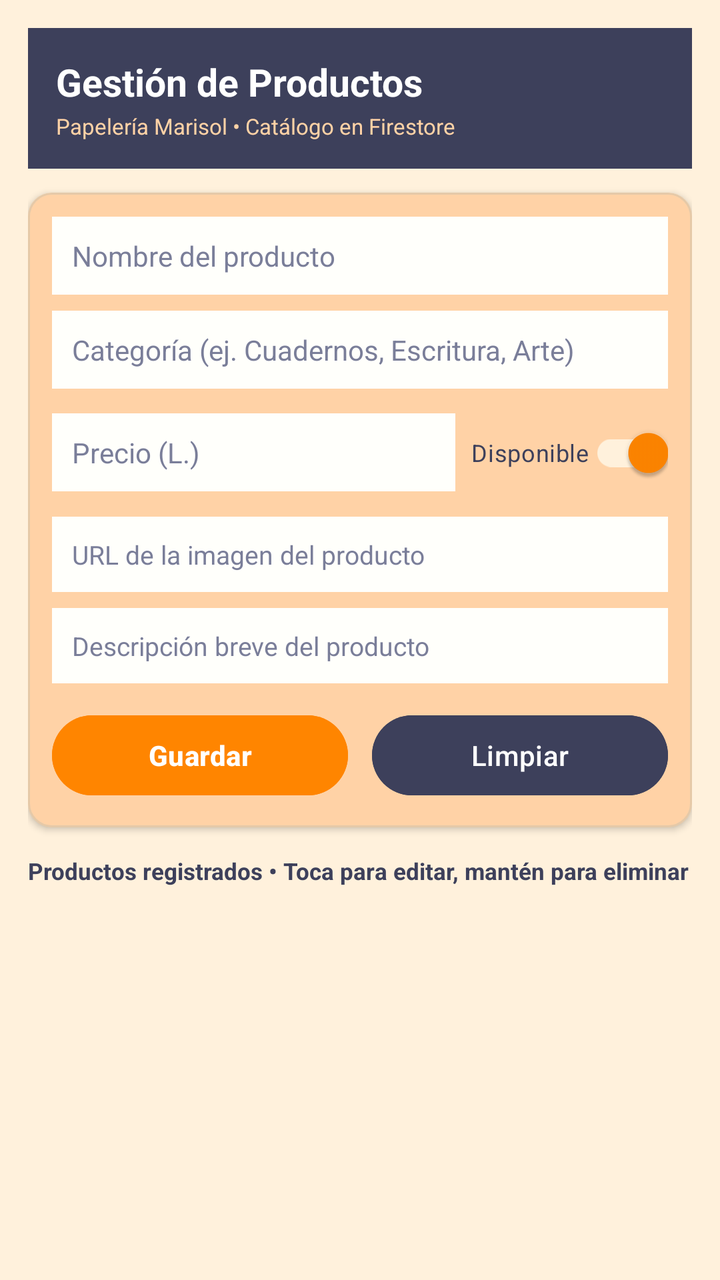
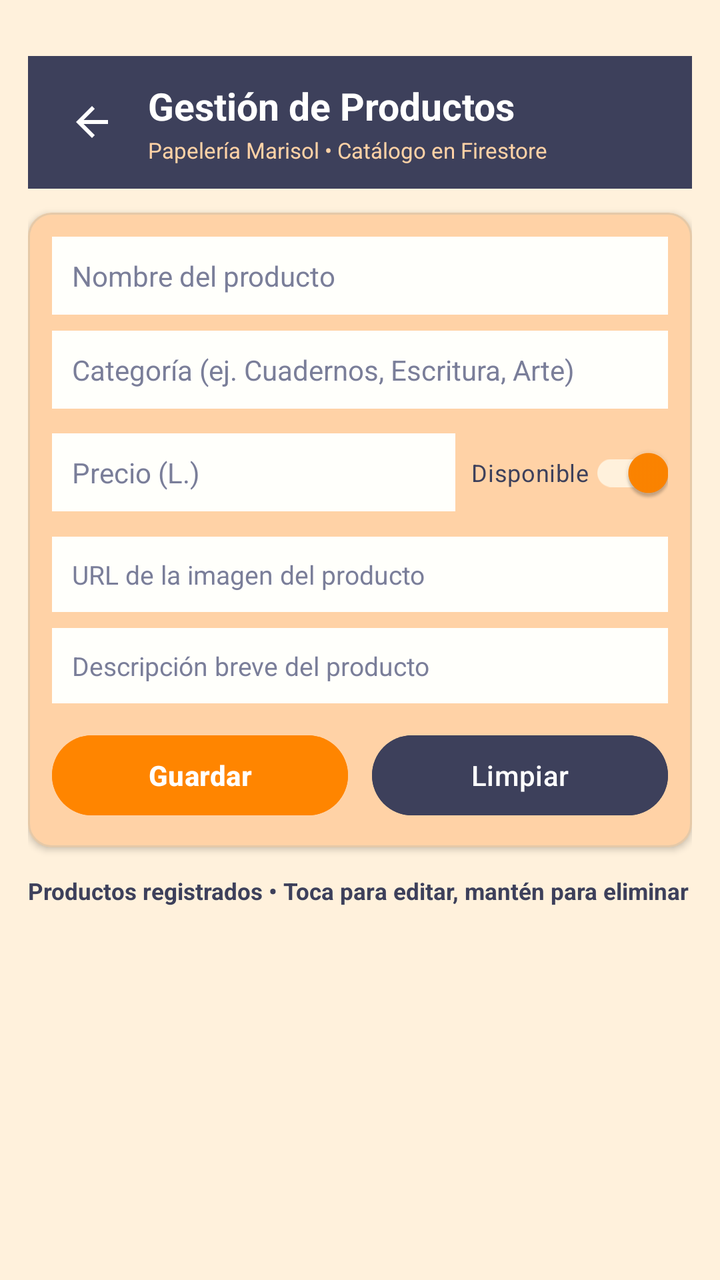

Before-and-after screenshots of an Android layout around one commit, followed by the original layout XML and the change that was made.
<!-- AndroidManifest.xml: application theme Theme.MarisolApp -->
<!-- res/layout/activity_gestion_productos.xml -->
<?xml version="1.0" encoding="utf-8"?>
<ScrollView xmlns:android="http://schemas.android.com/apk/res/android"
    xmlns:app="http://schemas.android.com/apk/res-auto"
    android:layout_width="match_parent"
    android:layout_height="match_parent"
    android:background="@color/marisol_cream"
    android:fillViewport="true">

    <LinearLayout
        android:layout_width="match_parent"
        android:layout_height="wrap_content"
        android:orientation="vertical"
        android:padding="14dp">

        
        <LinearLayout
            android:layout_width="match_parent"
            android:layout_height="wrap_content"
            android:background="@color/marisol_navy"
            android:orientation="vertical"
            android:padding="14dp">

            <TextView
                android:layout_width="wrap_content"
                android:layout_height="wrap_content"
                android:text="Gestión de Productos"
                android:textColor="@color/marisol_white"
                android:textSize="19sp"
                android:textStyle="bold" />

            <TextView
                android:layout_width="wrap_content"
                android:layout_height="wrap_content"
                android:layout_marginTop="2dp"
                android:text="Papelería Marisol • Catálogo en Firestore"
                android:textColor="@color/marisol_peach"
                android:textSize="11sp" />
        </LinearLayout>

        
        <com.google.android.material.card.MaterialCardView
            android:layout_width="match_parent"
            android:layout_height="wrap_content"
            android:layout_marginTop="12dp"
            app:cardBackgroundColor="@color/marisol_peach"
            app:cardCornerRadius="12dp"
            app:cardElevation="2dp"
            app:strokeColor="@color/marisol_border"
            app:strokeWidth="1dp">

            <LinearLayout
                android:layout_width="match_parent"
                android:layout_height="wrap_content"
                android:orientation="vertical"
                android:padding="12dp">

                <EditText
                    android:id="@+id/etNombreProducto"
                    android:layout_width="match_parent"
                    android:layout_height="wrap_content"
                    android:background="@color/marisol_bg_light"
                    android:hint="Nombre del producto"
                    android:inputType="textCapWords"
                    android:padding="10dp"
                    android:textColor="@color/marisol_navy"
                    android:textColorHint="#7A7E99"
                    android:textSize="14sp" />

                <EditText
                    android:id="@+id/etCategoriaProducto"
                    android:layout_width="match_parent"
                    android:layout_height="wrap_content"
                    android:layout_marginTop="8dp"
                    android:background="@color/marisol_bg_light"
                    android:hint="Categoría (ej. Cuadernos, Escritura, Arte)"
                    android:inputType="textCapWords"
                    android:padding="10dp"
                    android:textColor="@color/marisol_navy"
                    android:textColorHint="#7A7E99"
                    android:textSize="14sp" />

                <LinearLayout
                    android:layout_width="match_parent"
                    android:layout_height="wrap_content"
                    android:layout_marginTop="8dp"
                    android:gravity="center_vertical"
                    android:orientation="horizontal">

                    <EditText
                        android:id="@+id/etPrecioProducto"
                        android:layout_width="0dp"
                        android:layout_height="wrap_content"
                        android:layout_marginEnd="8dp"
                        android:layout_weight="1"
                        android:background="@color/marisol_bg_light"
                        android:hint="Precio (L.)"
                        android:inputType="numberDecimal"
                        android:padding="10dp"
                        android:textColor="@color/marisol_navy"
                        android:textColorHint="#7A7E99"
                        android:textSize="14sp" />

                    <com.google.android.material.switchmaterial.SwitchMaterial
                        android:id="@+id/swDisponible"
                        android:layout_width="wrap_content"
                        android:layout_height="wrap_content"
                        android:checked="true"
                        android:text="Disponible"
                        android:textColor="@color/marisol_navy"
                        android:textSize="12sp"
                        app:thumbTint="@color/marisol_orange"
                        app:trackTint="@color/marisol_cream" />
                </LinearLayout>

                <EditText
                    android:id="@+id/etImagenUrl"
                    android:layout_width="match_parent"
                    android:layout_height="wrap_content"
                    android:layout_marginTop="8dp"
                    android:background="@color/marisol_bg_light"
                    android:hint="URL de la imagen del producto"
                    android:inputType="textUri"
                    android:padding="10dp"
                    android:textColor="@color/marisol_navy"
                    android:textColorHint="#7A7E99"
                    android:textSize="13sp" />

                <EditText
                    android:id="@+id/etDescripcionProducto"
                    android:layout_width="match_parent"
                    android:layout_height="wrap_content"
                    android:layout_marginTop="8dp"
                    android:background="@color/marisol_bg_light"
                    android:gravity="top"
                    android:hint="Descripción breve del producto"
                    android:inputType="textMultiLine"
                    android:minLines="1"
                    android:padding="10dp"
                    android:textColor="@color/marisol_navy"
                    android:textColorHint="#7A7E99"
                    android:textSize="13sp" />

                <LinearLayout
                    android:layout_width="match_parent"
                    android:layout_height="wrap_content"
                    android:layout_marginTop="12dp"
                    android:orientation="horizontal">

                    <Button
                        android:id="@+id/btnGuardarProducto"
                        android:layout_width="0dp"
                        android:layout_height="wrap_content"
                        android:layout_marginEnd="6dp"
                        android:layout_weight="1"
                        android:backgroundTint="@color/marisol_orange"
                        android:text="Guardar"
                        android:textColor="@color/marisol_white"
                        android:textStyle="bold" />

                    <Button
                        android:id="@+id/btnLimpiarProducto"
                        android:layout_width="0dp"
                        android:layout_height="wrap_content"
                        android:layout_marginStart="6dp"
                        android:layout_weight="1"
                        android:backgroundTint="@color/marisol_navy"
                        android:text="Limpiar"
                        android:textColor="@color/marisol_white" />
                </LinearLayout>
            </LinearLayout>
        </com.google.android.material.card.MaterialCardView>

        <TextView
            android:layout_width="wrap_content"
            android:layout_height="wrap_content"
            android:layout_marginTop="14dp"
            android:layout_marginBottom="6dp"
            android:text="Productos registrados • Toca para editar, mantén para eliminar"
            android:textColor="@color/marisol_navy"
            android:textSize="11.5sp"
            android:textStyle="bold" />

        <androidx.recyclerview.widget.RecyclerView
            android:id="@+id/rvGestionProductos"
            android:layout_width="match_parent"
            android:layout_height="wrap_content"
            android:nestedScrollingEnabled="false" />
    </LinearLayout>
</ScrollView>
<!-- resources referenced by this layout -->
<resources>
  <color name="marisol_bg_light">#FFFFFB</color>
  <color name="marisol_border">#E5C9A8</color>
  <color name="marisol_cream">#FFF1DC</color>
  <color name="marisol_navy">#3D405B</color>
  <color name="marisol_orange">#FF8500</color>
  <color name="marisol_peach">#FFD2A6</color>
  <color name="marisol_white">#FFFFFF</color>
  <style name="Theme.MarisolApp" parent="Base.Theme.MarisolApp" />
  <style name="Base.Theme.MarisolApp" parent="Theme.Material3.DayNight.NoActionBar">
          
          
      </style>
</resources>

<!-- the commit's change to res/layout/activity_gestion_productos.xml (unified diff, before → after) -->
@@ -10,31 +10,52 @@
         android:layout_width="match_parent"
         android:layout_height="wrap_content"
         android:orientation="vertical"
-        android:padding="14dp">
+        android:paddingStart="14dp"
+        android:paddingTop="28dp"
+        android:paddingEnd="14dp"
+        android:paddingBottom="14dp">
 
         
         <LinearLayout
             android:layout_width="match_parent"
             android:layout_height="wrap_content"
             android:background="@color/marisol_navy"
-            android:orientation="vertical"
-            android:padding="14dp">
-
-            <TextView
-                android:layout_width="wrap_content"
+            android:gravity="center_vertical"
+            android:orientation="horizontal"
+            android:padding="12dp">
+
+            <ImageButton
+                android:id="@+id/btnVolverProductos"
+                android:layout_width="40dp"
+                android:layout_height="40dp"
+                android:background="?attr/selectableItemBackgroundBorderless"
+                android:contentDescription="Volver"
+                android:src="?attr/homeAsUpIndicator"
+                app:tint="@color/marisol_white" />
+
+            <LinearLayout
+                android:layout_width="0dp"
                 android:layout_height="wrap_content"
-                android:text="Gestión de Productos"
-                android:textColor="@color/marisol_white"
-                android:textSize="19sp"
-                android:textStyle="bold" />
-
-            <TextView
-                android:layout_width="wrap_content"
-                android:layout_height="wrap_content"
-                android:layout_marginTop="2dp"
-                android:text="Papelería Marisol • Catálogo en Firestore"
-                android:textColor="@color/marisol_peach"
-                android:textSize="11sp" />
+                android:layout_marginStart="8dp"
+                android:layout_weight="1"
+                android:orientation="vertical">
+
+                <TextView
+                    android:layout_width="wrap_content"
+                    android:layout_height="wrap_content"
+                    android:text="Gestión de Productos"
+                    android:textColor="@color/marisol_white"
+                    android:textSize="19sp"
+                    android:textStyle="bold" />
+
+                <TextView
+                    android:layout_width="wrap_content"
+                    android:layout_height="wrap_content"
+                    android:layout_marginTop="2dp"
+                    android:text="Papelería Marisol • Catálogo en Firestore"
+                    android:textColor="@color/marisol_peach"
+                    android:textSize="11sp" />
+            </LinearLayout>
         </LinearLayout>
 
         
